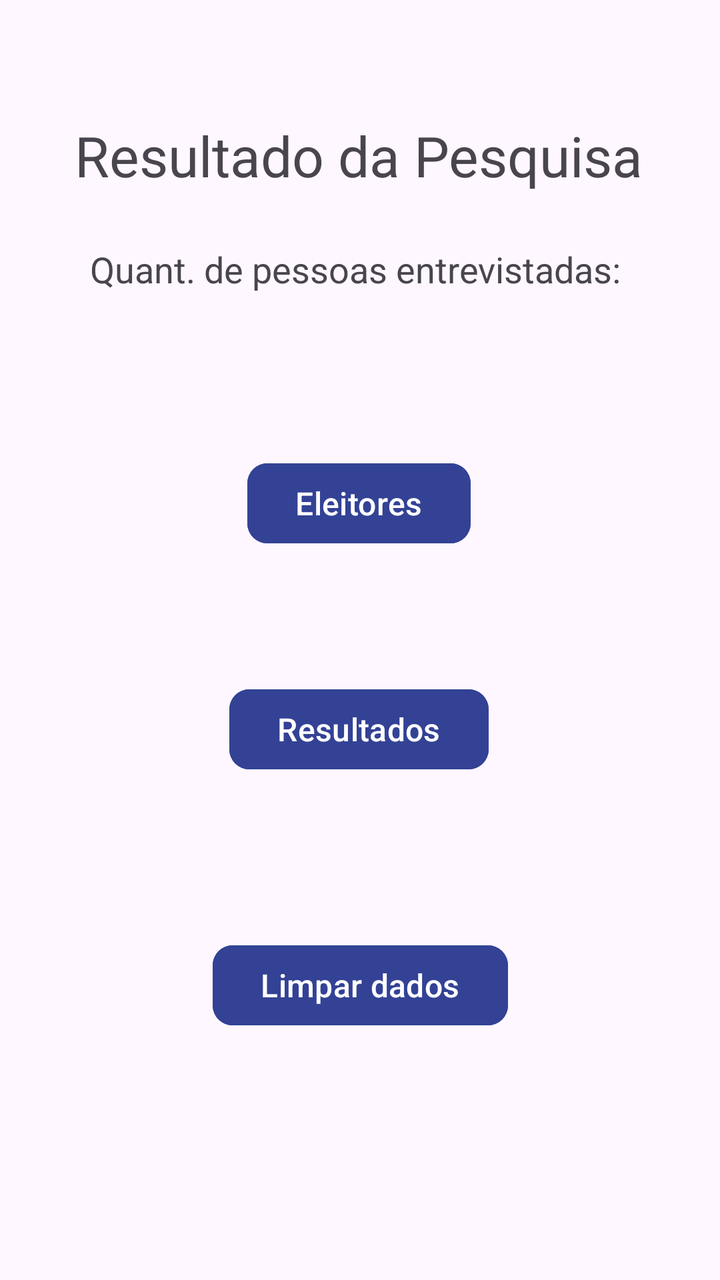
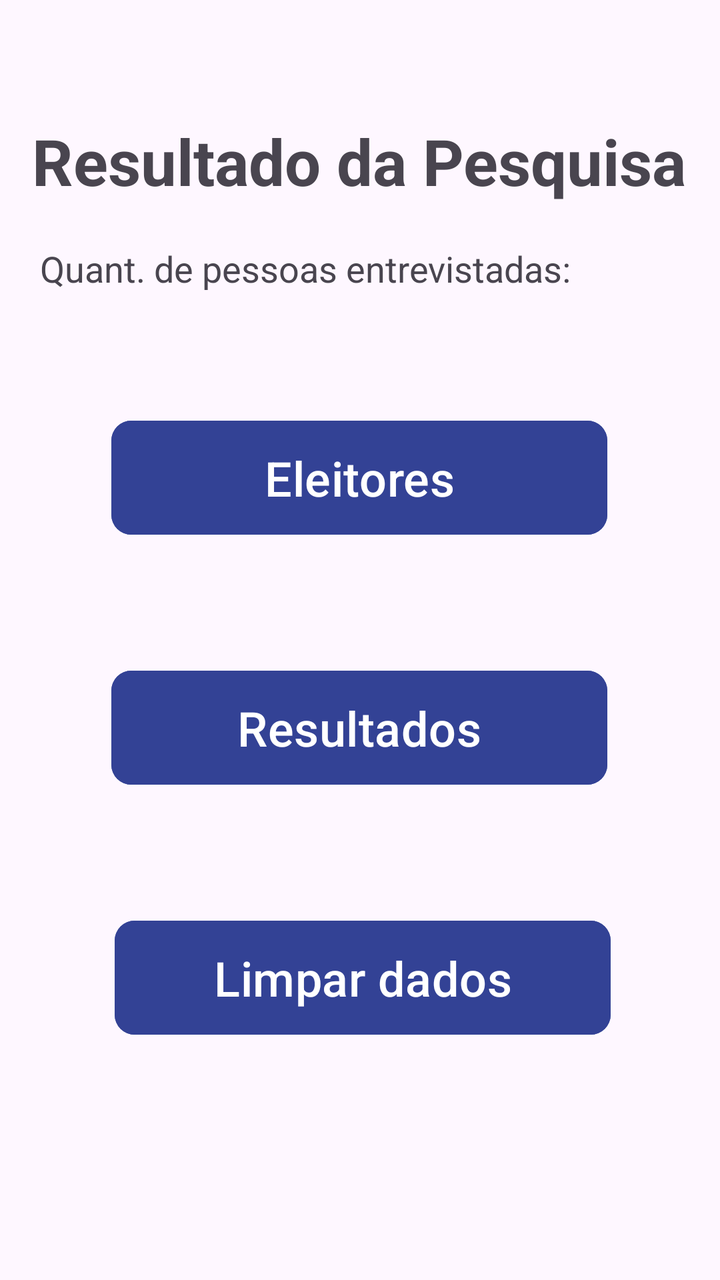

An Android layout rendered at two revisions. The XML below is the earlier revision; the diff shows what the commit changed to produce the second picture.
<!-- AndroidManifest.xml: application theme Theme.Eleicao -->
<!-- res/layout/activity_admin_menu.xml -->
<?xml version="1.0" encoding="utf-8"?>
<androidx.constraintlayout.widget.ConstraintLayout xmlns:android="http://schemas.android.com/apk/res/android"
    xmlns:app="http://schemas.android.com/apk/res-auto"
    xmlns:tools="http://schemas.android.com/tools"
    android:id="@+id/main"
    android:layout_width="match_parent"
    android:layout_height="match_parent"
    tools:context=".AdminMenuActivity">

    <TextView
    android:id="@+id/textView3"
    android:layout_width="wrap_content"
    android:layout_height="wrap_content"
    android:layout_marginStart="62dp"
    android:layout_marginTop="59dp"
    android:layout_marginEnd="63dp"
    android:text="Resultado da Pesquisa"
    android:textSize="28sp"
    app:layout_constraintEnd_toEndOf="parent"
    app:layout_constraintStart_toStartOf="parent"
    app:layout_constraintTop_toTopOf="parent" />

    <TextView
        android:id="@+id/textView4"
        android:layout_width="wrap_content"
        android:layout_height="wrap_content"
        android:layout_marginStart="71dp"
        android:layout_marginTop="26dp"
        android:layout_marginEnd="71dp"
        android:text="Quant. de pessoas entrevistadas: "
        android:textSize="18sp"
        app:layout_constraintEnd_toEndOf="parent"
        app:layout_constraintStart_toStartOf="parent"
        app:layout_constraintTop_toBottomOf="@+id/textView3" />

    <Button
        android:id="@+id/btEleitoresMenu"
        android:layout_width="wrap_content"
        android:layout_height="wrap_content"
        android:layout_marginStart="153dp"
        android:layout_marginTop="81dp"
        android:layout_marginEnd="154dp"
        android:backgroundTint="#334295"
        android:text="Eleitores"
        android:textSize="16sp"
        app:cornerRadius="10dp"
        app:layout_constraintEnd_toEndOf="parent"
        app:layout_constraintStart_toStartOf="parent"
        app:layout_constraintTop_toBottomOf="@+id/textView4" />

    <Button
        android:id="@+id/btResultadosMenu"
        android:layout_width="wrap_content"
        android:layout_height="wrap_content"
        android:layout_marginStart="145dp"
        android:layout_marginTop="65dp"
        android:layout_marginEnd="146dp"
        android:backgroundTint="#334295"
        android:text="Resultados"
        android:textSize="16sp"
        app:cornerRadius="10dp"
        app:layout_constraintEnd_toEndOf="parent"
        app:layout_constraintStart_toStartOf="parent"
        app:layout_constraintTop_toBottomOf="@+id/btEleitoresMenu" />

    <Button
        android:id="@+id/btLimparDados"
        android:layout_width="wrap_content"
        android:layout_height="wrap_content"
        android:layout_marginStart="138dp"
        android:layout_marginTop="80dp"
        android:layout_marginEnd="138dp"
        android:backgroundTint="#334295"
        android:text="Limpar dados"
        android:textSize="16sp"
        app:cornerRadius="10dp"
        app:layout_constraintEnd_toEndOf="parent"
        app:layout_constraintStart_toStartOf="parent"
        app:layout_constraintTop_toBottomOf="@+id/btResultadosMenu" />

</androidx.constraintlayout.widget.ConstraintLayout>
<!-- resources referenced by this layout -->
<resources>
  <style name="Theme.Eleicao" parent="Base.Theme.Eleicao" />
  <style name="Base.Theme.Eleicao" parent="Theme.Material3.DayNight.NoActionBar">
          
          
      </style>
</resources>

<!-- the commit's change to res/layout/activity_admin_menu.xml (unified diff, before → after) -->
@@ -8,25 +8,25 @@
     tools:context=".AdminMenuActivity">
 
     <TextView
-    android:id="@+id/textView3"
-    android:layout_width="wrap_content"
-    android:layout_height="wrap_content"
-    android:layout_marginStart="62dp"
-    android:layout_marginTop="59dp"
-    android:layout_marginEnd="63dp"
-    android:text="Resultado da Pesquisa"
-    android:textSize="28sp"
-    app:layout_constraintEnd_toEndOf="parent"
-    app:layout_constraintStart_toStartOf="parent"
-    app:layout_constraintTop_toTopOf="parent" />
+        android:id="@+id/textView3"
+        android:layout_width="wrap_content"
+        android:layout_height="wrap_content"
+        android:layout_marginStart="62dp"
+        android:layout_marginTop="59dp"
+        android:layout_marginEnd="63dp"
+        android:text="Resultado da Pesquisa"
+        android:textSize="32sp"
+        android:textStyle="bold"
+        app:layout_constraintEnd_toEndOf="parent"
+        app:layout_constraintStart_toStartOf="parent"
+        app:layout_constraintTop_toTopOf="parent" />
 
     <TextView
         android:id="@+id/textView4"
         android:layout_width="wrap_content"
         android:layout_height="wrap_content"
-        android:layout_marginStart="71dp"
-        android:layout_marginTop="26dp"
-        android:layout_marginEnd="71dp"
+        android:layout_marginTop="20dp"
+        android:layout_marginEnd="50dp"
         android:text="Quant. de pessoas entrevistadas: "
         android:textSize="18sp"
         app:layout_constraintEnd_toEndOf="parent"
@@ -35,14 +35,14 @@
 
     <Button
         android:id="@+id/btEleitoresMenu"
-        android:layout_width="wrap_content"
-        android:layout_height="wrap_content"
+        android:layout_width="248dp"
+        android:layout_height="65dp"
         android:layout_marginStart="153dp"
-        android:layout_marginTop="81dp"
+        android:layout_marginTop="60dp"
         android:layout_marginEnd="154dp"
         android:backgroundTint="#334295"
         android:text="Eleitores"
-        android:textSize="16sp"
+        android:textSize="24sp"
         app:cornerRadius="10dp"
         app:layout_constraintEnd_toEndOf="parent"
         app:layout_constraintStart_toStartOf="parent"
@@ -50,14 +50,14 @@
 
     <Button
         android:id="@+id/btResultadosMenu"
-        android:layout_width="wrap_content"
-        android:layout_height="wrap_content"
-        android:layout_marginStart="145dp"
-        android:layout_marginTop="65dp"
-        android:layout_marginEnd="146dp"
+        android:layout_width="248dp"
+        android:layout_height="65dp"
+        android:layout_marginStart="153dp"
+        android:layout_marginTop="60dp"
+        android:layout_marginEnd="154dp"
         android:backgroundTint="#334295"
         android:text="Resultados"
-        android:textSize="16sp"
+        android:textSize="24sp"
         app:cornerRadius="10dp"
         app:layout_constraintEnd_toEndOf="parent"
         app:layout_constraintStart_toStartOf="parent"
@@ -65,17 +65,31 @@
 
     <Button
         android:id="@+id/btLimparDados"
-        android:layout_width="wrap_content"
-        android:layout_height="wrap_content"
-        android:layout_marginStart="138dp"
-        android:layout_marginTop="80dp"
-        android:layout_marginEnd="138dp"
+        android:layout_width="248dp"
+        android:layout_height="65dp"
+        android:layout_marginStart="153dp"
+        android:layout_marginTop="60dp"
+        android:layout_marginEnd="154dp"
         android:backgroundTint="#334295"
         android:text="Limpar dados"
-        android:textSize="16sp"
+        android:textSize="24sp"
         app:cornerRadius="10dp"
         app:layout_constraintEnd_toEndOf="parent"
+        app:layout_constraintHorizontal_bias="0.491"
         app:layout_constraintStart_toStartOf="parent"
         app:layout_constraintTop_toBottomOf="@+id/btResultadosMenu" />
 
+    <TextView
+        android:id="@+id/textView11"
+        android:layout_width="wrap_content"
+        android:layout_height="wrap_content"
+        android:layout_marginStart="2dp"
+        android:layout_marginTop="20dp"
+        android:layout_marginEnd="72dp"
+        android:text="_"
+        android:textSize="18sp"
+        app:layout_constraintEnd_toEndOf="parent"
+        app:layout_constraintStart_toEndOf="@+id/textView4"
+        app:layout_constraintTop_toBottomOf="@+id/textView3" />
+
 </androidx.constraintlayout.widget.ConstraintLayout>
